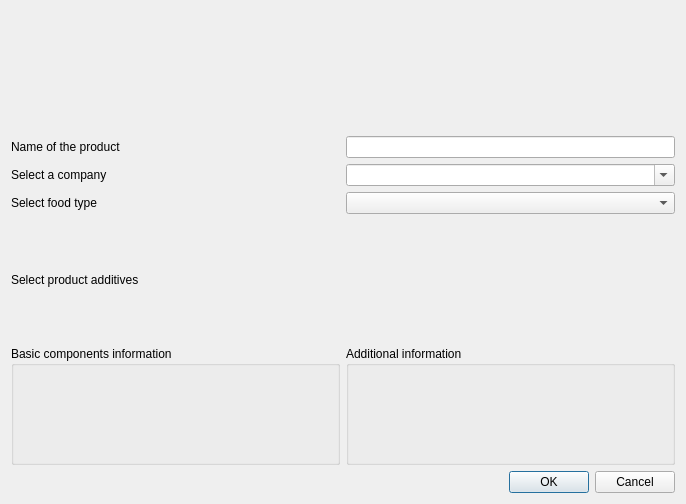
The window that caloriestracker/ui/frmProductsAdd.ui (turulomio/caloriestracker) describes before a commit, drawn with Qt 5.
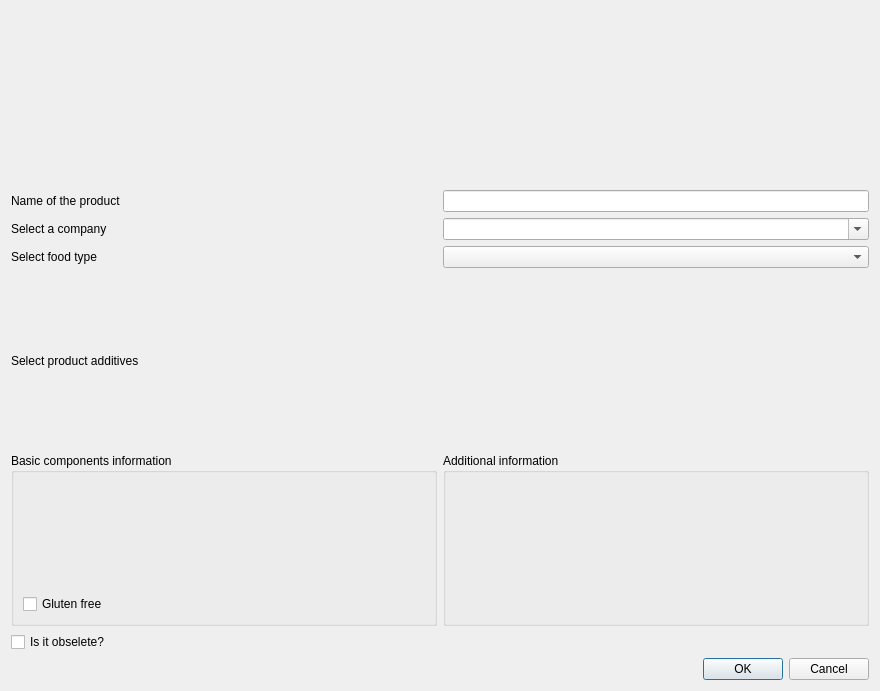
The same window after the commit. Icons and pictures are not drawn. Custom widgets are drawn as their Qt base class.

Commit message: Added glutenfree, obsolete, ferrum, magnesium, phosphor to product

The edit to the form file:
```diff
--- a/caloriestracker/ui/frmProductsAdd.ui
+++ b/caloriestracker/ui/frmProductsAdd.ui
@@ -9,8 +9,8 @@
    <rect>
     <x>0</x>
     <y>0</y>
-    <width>686</width>
-    <height>504</height>
+    <width>880</width>
+    <height>691</height>
    </rect>
   </property>
   <property name="windowTitle">
@@ -146,6 +146,13 @@
           <item>
            <widget class="myQLineEditPlus" name="qlepSaturatedFat" native="true"/>
           </item>
+          <item>
+           <widget class="QCheckBox" name="chkGlutenFree">
+            <property name="text">
+             <string>Gluten free</string>
+            </property>
+           </widget>
+          </item>
          </layout>
         </widget>
        </item>
@@ -173,11 +180,27 @@
           <item>
            <widget class="myQLineEditPlus" name="qlepPotassium" native="true"/>
           </item>
+          <item>
+           <widget class="myQLineEditPlus" name="qlepMagnesium" native="true"/>
+          </item>
+          <item>
+           <widget class="myQLineEditPlus" name="qlepPhosphor" native="true"/>
+          </item>
+          <item>
+           <widget class="myQLineEditPlus" name="qlepFerrum" native="true"/>
+          </item>
          </layout>
         </widget>
        </item>
       </layout>
      </item>
+     <item>
+      <widget class="QCheckBox" name="chkObsolete">
+       <property name="text">
+        <string>Is it obselete?</string>
+       </property>
+      </widget>
+     </item>
      <item>
       <widget class="QDialogButtonBox" name="bb">
        <property name="standardButtons">
```
The commit also changes 7 other files.
